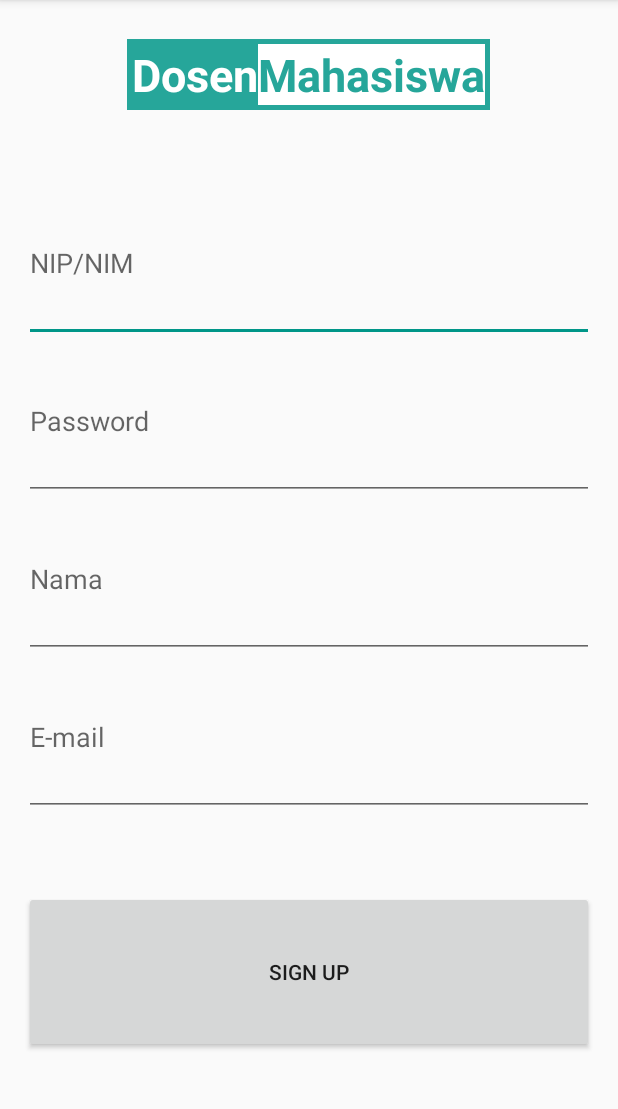
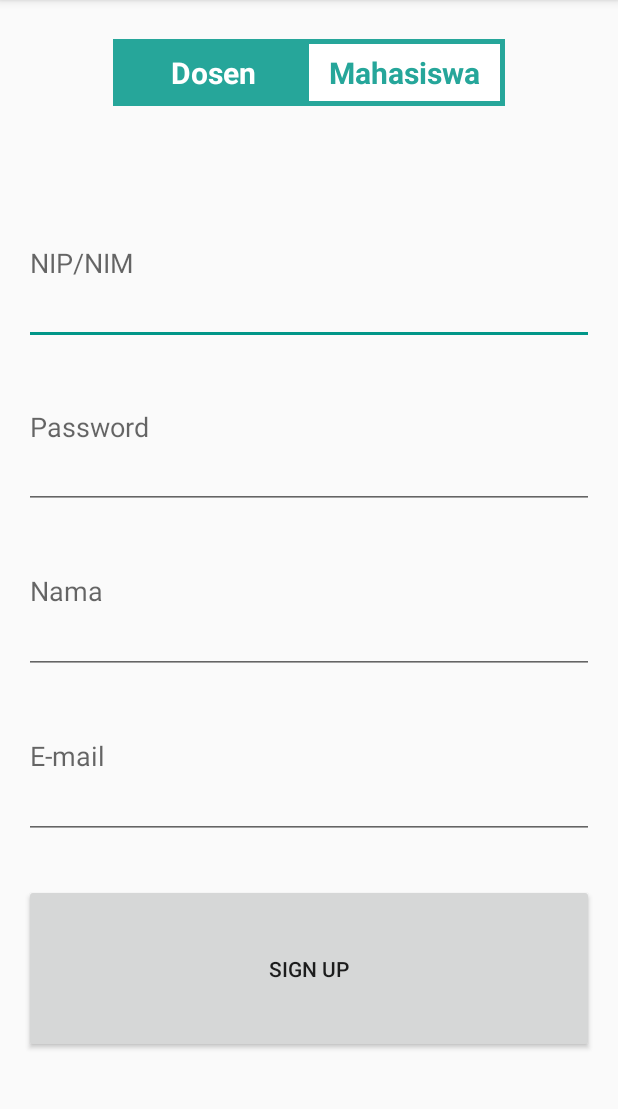
Before and after one commit to shinyuucode/Latihan1, an Android app: the SignUp screen opened directly, with no data from a screen before it, on a phone screen of 412 x 824 dp, the part 84-1193 px from its top. Run offline under Robolectric (Android 15) with nearby library versions, the phone set to English and light mode, and no system bars.

Commit message:
edit sign up lagi

```diff
--- a/app/src/main/res/layout/activity_sign_up.xml
+++ b/app/src/main/res/layout/activity_sign_up.xml
@@ -26,39 +26,51 @@
             android:layout_marginBottom="50dp">
 
             <LinearLayout
-                android:layout_width="wrap_content"
+                android:layout_width="match_parent"
                 android:layout_height="wrap_content"
                 android:orientation="horizontal"
-                android:background="@color/background"
+                android:background="@color/backgroundClicked"
+                android:padding="5dp"
+                android:layout_gravity="center_horizontal"
+                android:id="@+id/kotakDosen"
                 >
 
                 <TextView
-                    android:layout_width="wrap_content"
+                    android:layout_width="match_parent"
                     android:layout_height="wrap_content"
+                    android:gravity="center_horizontal"
                     android:text="@string/dosen"
                     android:onClick="userDosen"
                     android:id="@+id/pilihdosen"
-                    android:textSize="30sp"
-                    android:textColor="@color/text1"
-                    android:textStyle="bold"/>
+                    android:textSize="20sp"
+                    android:textColor="@color/textClicked"
+                    android:textStyle="bold"
+                    android:ems="5"
+                    />
 
             </LinearLayout>
 
             <LinearLayout
-                android:layout_width="wrap_content"
+                android:layout_width="match_parent"
                 android:layout_height="wrap_content"
                 android:orientation="horizontal"
-                android:background="@color/text1">
+                android:background="@color/backgroundUnClicked"
+                android:padding="5dp"
+                android:id="@+id/kotakMahasiswa"
+                >
 
                 <TextView
-                    android:layout_width="wrap_content"
+                    android:layout_width="match_parent"
                     android:layout_height="wrap_content"
+                    android:gravity="center_horizontal"
                     android:text="@string/mahasiswa"
                     android:onClick="userMhs"
                     android:id="@+id/pilihmhs"
-                    android:textSize="30sp"
-                    android:textColor="@color/background"
-                    android:textStyle="bold"/>
+                    android:textSize="20sp"
+                    android:textColor="@color/textUnClicked"
+                    android:textStyle="bold"
+                    android:ems="5"
+                    />
 
             </LinearLayout>
 
@@ -105,7 +117,7 @@
             android:text="@string/sign_up"
             android:id="@+id/signup"
             android:layout_weight="1"
-            android:layout_marginTop="50dp"
+            android:layout_marginTop="30dp"
             android:layout_marginBottom="50dp"
             android:onClick="SignUp"/>
 
--- a/app/src/main/res/values/colors.xml
+++ b/app/src/main/res/values/colors.xml
@@ -7,4 +7,10 @@
     <color name="text1">#FFFFFF</color>
     <color name="background">#26A69A</color>
 
+    <color name="backgroundClicked">#26A69A</color>
+    <color name="textClicked">#FFFFFF</color>
+
+    <color name="backgroundUnClicked">#FFFFFF</color>
+    <color name="textUnClicked">#26A69A</color>
+
 </resources>
--- a/app/src/main/res/values/strings.xml
+++ b/app/src/main/res/values/strings.xml
@@ -6,7 +6,7 @@
     <string name="login">Login</string>
     <string name="doesn_t_have_an_account">Doesn\'t have an account?</string>
     <string name="sign_up">Sign Up</string>
-    <string name="chii_3_cenpai"><![CDATA[Chii <3 Cenpai]]></string>
+    <string name="chii_3_cenpai">Chii Cenpai</string>
     <string name="insert_your_picture">Insert your picture</string>
     <string name="browse">Browse</string>
     <string name="nama">Nama</string>
```
